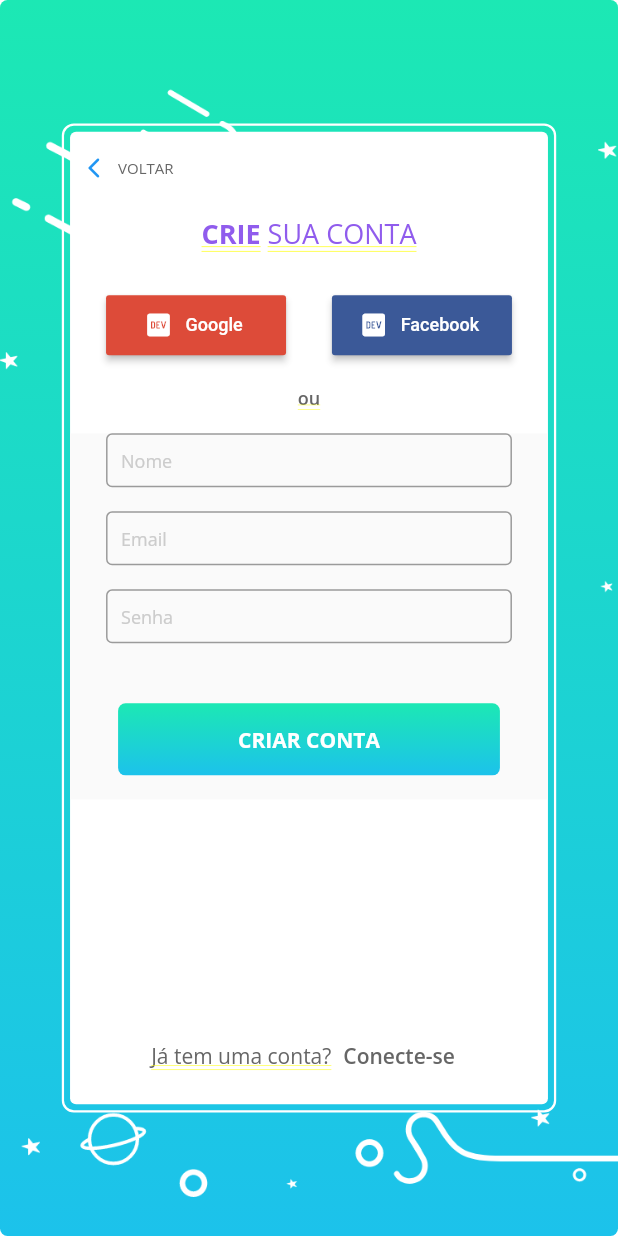
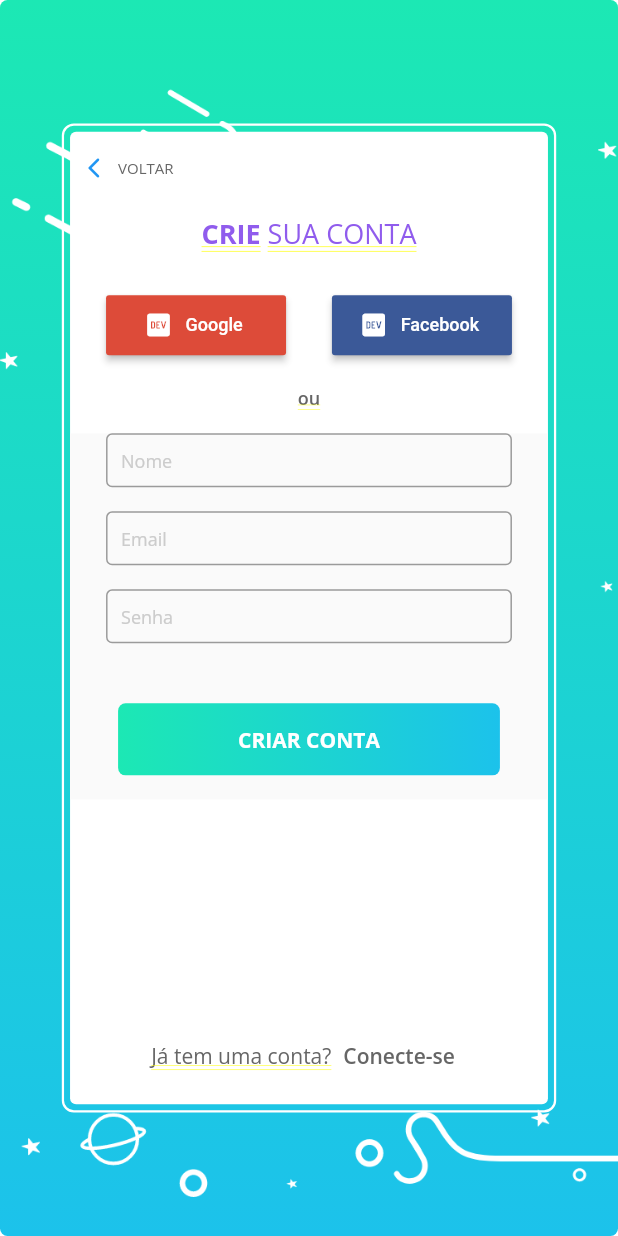
Before and after one commit to bkellym/ArielApp, a Flutter app: the screen it shows after launch, after a tap on "REGISTRE", on a phone screen of 412 x 824 dp. Run offline on Flutter 3.47's test engine with Material 2 defaults, Android fonts, the phone set to English and light mode, and no system bars; our stand-ins replace carousel_slider, firebase_core; accounts and stored records are empty.

Commit message:
Atualiza botão padrão com status desabilitado.

```diff
--- a/lib/colors.dart
+++ b/lib/colors.dart
@@ -14,6 +14,9 @@ class ArielColors {
   static const Color gradientLight = Color(0xFF1CE8B4);
   static const Color gradientDark = Color(0xFF1CC2EB);
 
+  static const Color disabledGradientLight = Color(0xFFC7C7C7);
+  static const Color disabledGradientDark = Color(0xFFA5A5A5);
+
   // Cores bases
   static const Color textPrimary = Color(0xFF666666);
   static const Color secundary = Color(0xFF905CED);
--- a/lib/components/botoes/botao_padrao.dart
+++ b/lib/components/botoes/botao_padrao.dart
@@ -4,21 +4,32 @@ import 'package:ariel_app/colors.dart';
 import 'package:flutter/material.dart';
 
 class BotaoPadrao extends StatefulWidget {
+  final bool disabled;
+  final String label;
   final VoidCallback? onPressed;
-  final String label;
 
   BotaoPadrao({
     Key? key,
+    required this.label,
     required this.onPressed,
-    required this.label,
+    this.disabled = false,
   }) : super(key: key);
 
   final LinearGradient gradient = const LinearGradient(
-    begin: Alignment.topCenter,
-    end: Alignment.bottomCenter,
+    begin: Alignment.centerLeft,
+    end: Alignment.centerRight,
     colors: <Color>[
       ArielColors.gradientLight,
       ArielColors.gradientDark,
+    ],
+  );
+
+  final LinearGradient disabledgradient = const LinearGradient(
+    begin: Alignment.centerLeft,
+    end: Alignment.centerRight,
+    colors: <Color>[
+      ArielColors.disabledGradientLight,
+      ArielColors.disabledGradientDark,
     ],
   );
 
@@ -50,7 +61,7 @@ class _BotaoPadraoState extends State<BotaoPadrao> {
       ),
       child: DecoratedBox(
         decoration: BoxDecoration(
-          gradient: widget.gradient,
+          gradient: widget.disabled ? widget.disabledgradient : widget.gradient,
           borderRadius: BorderRadius.circular(5),
         ),
         child: ElevatedButton(
```
